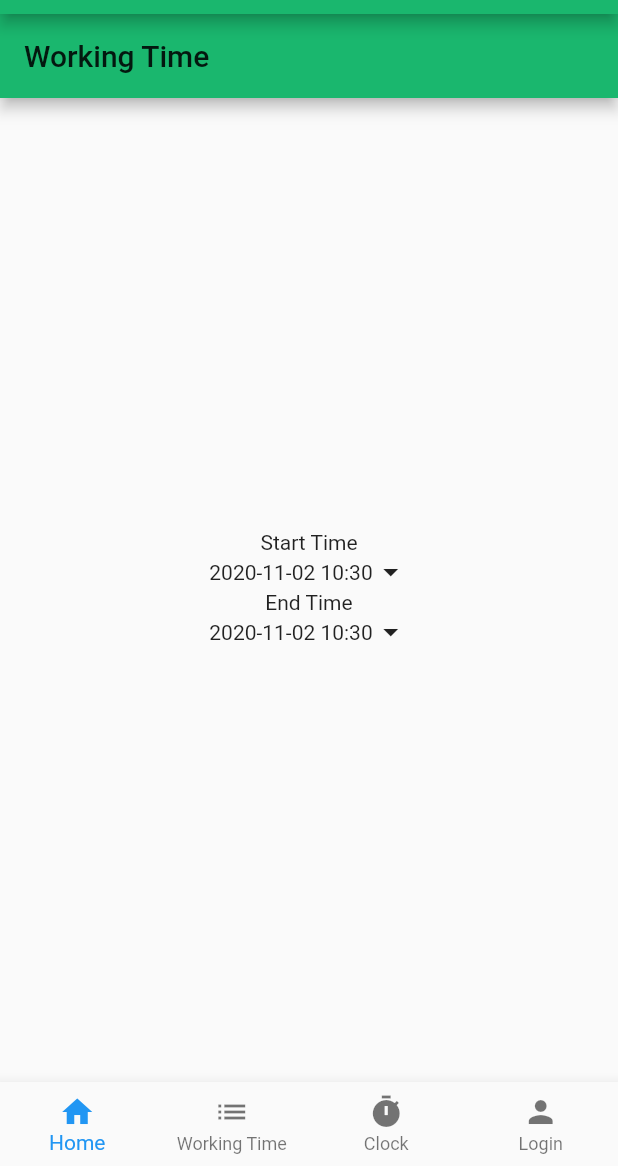
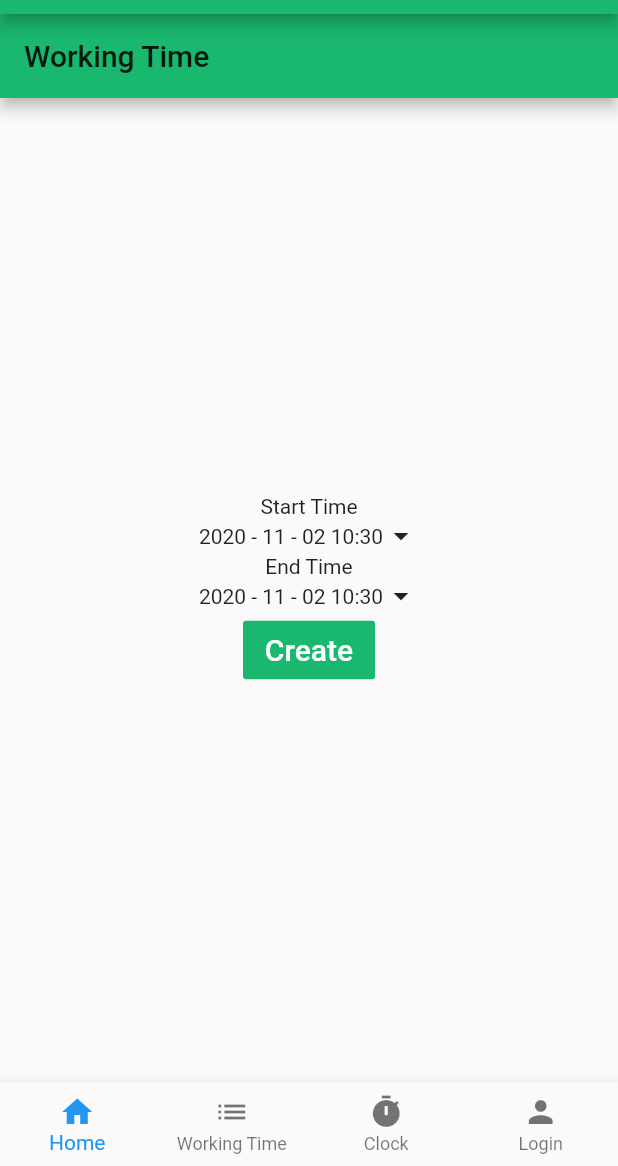
Before and after one commit to wangfaureli/time_manager, a Flutter app: the screen it shows after launch, on a phone screen of 412 x 824 dp, the part 70-1236 px from its top. Run offline on Flutter 3.47's test engine with Material 2 defaults, Android fonts, the phone set to English and light mode, and no system bars; our stand-ins replace date_format; missing offline and left inert: flutter_cupertino_date_picker.

Commit message:
add working time home page

```diff
--- a/lib/routes/home_page.dart
+++ b/lib/routes/home_page.dart
@@ -9,7 +9,8 @@ class TimePickerPage extends StatefulWidget {
 }
 
 class _TimePickerPageState extends State<TimePickerPage> {
-  DateTime _selectedDateTime = DateTime.now();
+  DateTime _selectedStartDateTime = DateTime.now();
+  DateTime _selectedEndtDateTime = DateTime.now();
 
   @override
   Widget build(BuildContext context) {
@@ -20,8 +21,8 @@ class _TimePickerPageState extends State<TimePickerPage> {
         context,
         minDateTime: DateTime.parse("2019-05-15 09:23:10"),
         maxDateTime: DateTime.parse("2020-06-03 21:11:00"),
-        initialDateTime: DateTime.parse(formatDate(_selectedDateTime, [yyyy, "-", mm, "-", "dd", " ", HH, ":", nn, ":", ss])),
-        dateFormat: "yy-MM-dd    HH:mm",
+        initialDateTime: DateTime.parse(formatDate(_selectedStartDateTime, [yyyy, "-", mm, "-", "dd", " ", HH, ":", nn, ":", ss])),
+        dateFormat: "yyyy - MM - dd    HH : mm",
         locale: DateTimePickerLocale.en_us,
         pickerTheme: DateTimePickerTheme(
           showTitle: true,
@@ -32,12 +33,12 @@ class _TimePickerPageState extends State<TimePickerPage> {
         },
         onChange: (dateTime, List<int> index) {
           setState(() {
-            _selectedDateTime = dateTime;
+            _selectedStartDateTime = dateTime;
           });
         },
         onConfirm: (dateTime, List<int> index) {
           setState(() {
-            _selectedDateTime = dateTime;
+            _selectedStartDateTime = dateTime;
           });
         },
       );
@@ -48,8 +49,8 @@ class _TimePickerPageState extends State<TimePickerPage> {
         context,
         minDateTime: DateTime.parse("2019-05-15 09:23:10"),
         maxDateTime: DateTime.parse("2020-06-03 21:11:00"),
-        initialDateTime: DateTime.parse(formatDate(_selectedDateTime, [yyyy, "-", mm, "-", "dd", " ", HH, ":", nn, ":", ss])),
-        dateFormat: "yy-MM-dd    HH:mm",
+        initialDateTime: DateTime.parse(formatDate(_selectedEndtDateTime, [yyyy, "-", mm, "-", "dd", " ", HH, ":", nn, ":", ss])),
+        dateFormat: "yyyy-MM-dd    HH:mm",
         locale: DateTimePickerLocale.en_us,
         pickerTheme: DateTimePickerTheme(
           showTitle: true,
@@ -60,12 +61,12 @@ class _TimePickerPageState extends State<TimePickerPage> {
         },
         onChange: (dateTime, List<int> index) {
           setState(() {
-            _selectedDateTime = dateTime;
+            _selectedEndtDateTime = dateTime;
           });
         },
         onConfirm: (dateTime, List<int> index) {
           setState(() {
-            _selectedDateTime = dateTime;
+            _selectedEndtDateTime = dateTime;
           });
         },
       );
@@ -92,8 +93,8 @@ class _TimePickerPageState extends State<TimePickerPage> {
                 },
                 child: Row(
                   children: <Widget>[
-                    Text(formatDate(_selectedDateTime,
-                        [yyyy, "-", mm, "-", dd, " ", HH, ":", nn])),
+                    Text(formatDate(_selectedStartDateTime,
+                        [yyyy, " - ", mm, " - ", dd, " ", HH, ":", nn])),
                     Icon(Icons.arrow_drop_down)
                   ],
                 ),
@@ -116,14 +117,34 @@ class _TimePickerPageState extends State<TimePickerPage> {
                 },
                 child: Row(
                   children: <Widget>[
-                    Text(formatDate(_selectedDateTime,
-                        [yyyy, "-", mm, "-", dd, " ", HH, ":", nn])),
+                    Text(formatDate(_selectedEndtDateTime,
+                        [yyyy, " - ", mm, " - ", dd, " ", HH, ":", nn])),
                     Icon(Icons.arrow_drop_down)
                   ],
                 ),
               )
             ],
           ),
+          Row(
+            mainAxisAlignment: MainAxisAlignment.center,
+            children: <Widget>[
+              FlatButton(
+                color: new Color.fromARGB(0xff, 0x1a, 0xb7, 0x6e),
+                textColor: Colors.white,
+                disabledColor: Colors.grey,
+                disabledTextColor: Colors.black,
+                padding: EdgeInsets.all(8.0),
+                splashColor: Colors.blueAccent,
+                onPressed: () {
+                  /*...*/
+                },
+                child: Text(
+                  "Create",
+                  style: TextStyle(fontSize: 20.0),
+                ),
+              )
+            ],
+          )
         ],
       ),
     );
```
Also changed, not shown: lib/routes/clock_page.dart (+34 -3 lines).
